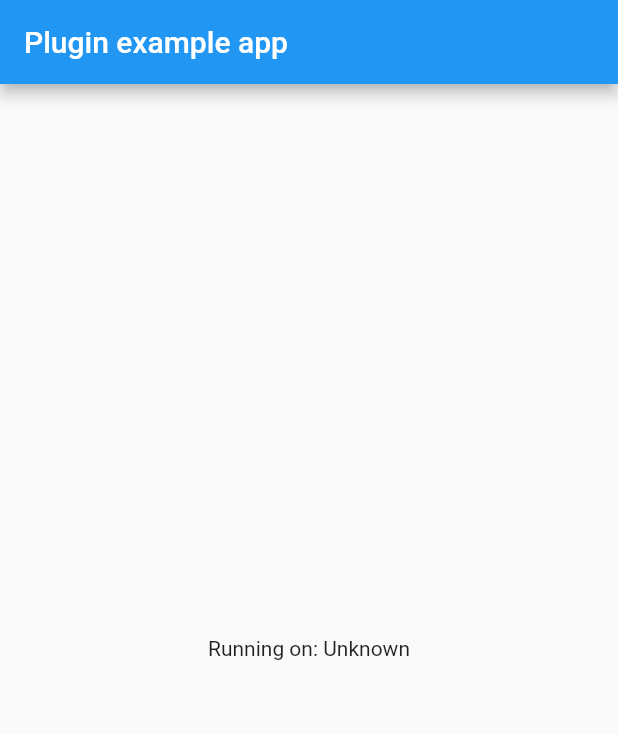
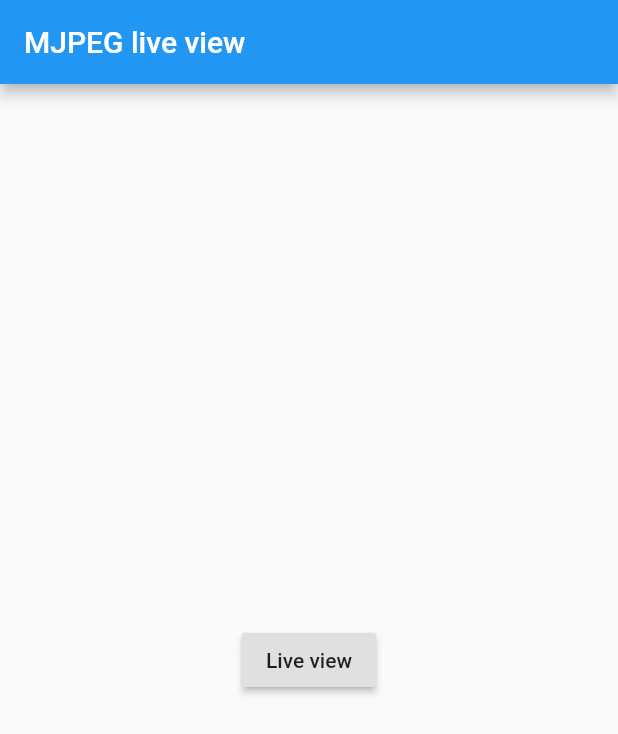
Before and after one commit to alexeyismirnov/flutter_mjpeg, a Flutter app: the screen it shows after launch, on a phone screen of 412 x 824 dp. Shown: the top 734 px of the screen. Run offline on Flutter 3.47's test engine with Material 2 defaults, Android fonts, the phone set to English and light mode, and no system bars.

Commit message:
ios implementation

```diff
--- a/example/lib/main.dart
+++ b/example/lib/main.dart
@@ -1,7 +1,4 @@
 import 'package:flutter/material.dart';
-import 'dart:async';
-
-import 'package:flutter/services.dart';
 import 'package:mjpeg/mjpeg.dart';
 
 void main() => runApp(new MyApp());
@@ -12,45 +9,21 @@ class MyApp extends StatefulWidget {
 }
 
 class _MyAppState extends State<MyApp> {
-  String _platformVersion = 'Unknown';
-
-  @override
-  void initState() {
-    super.initState();
-    initPlatformState();
-  }
-
-  // Platform messages are asynchronous, so we initialize in an async method.
-  Future<void> initPlatformState() async {
-    String platformVersion;
-    // Platform messages may fail, so we use a try/catch PlatformException.
-    try {
-      platformVersion = await Mjpeg.platformVersion;
-    } on PlatformException {
-      platformVersion = 'Failed to get platform version.';
-    }
-
-    // If the widget was removed from the tree while the asynchronous platform
-    // message was in flight, we want to discard the reply rather than calling
-    // setState to update our non-existent appearance.
-    if (!mounted) return;
-
-    setState(() {
-      _platformVersion = platformVersion;
-    });
-  }
-
   @override
   Widget build(BuildContext context) {
-    return new MaterialApp(
-      home: new Scaffold(
-        appBar: new AppBar(
-          title: const Text('Plugin example app'),
-        ),
-        body: new Center(
-          child: new Text('Running on: $_platformVersion\n'),
+    return MaterialApp(
+        home: Scaffold(
+      appBar: AppBar(
+        title: const Text('MJPEG live view'),
+      ),
+      body: Center(
+        child: RaisedButton(
+          onPressed: () {
+            Mjpeg.startLiveView(url: "http://172.16.15.212:9000/live-camera-6");
+          },
+          child: const Text('Live view'),
         ),
       ),
-    );
+    ));
   }
 }
--- a/lib/mjpeg.dart
+++ b/lib/mjpeg.dart
@@ -1,4 +1,5 @@
 import 'dart:async';
+import 'package:meta/meta.dart';
 
 import 'package:flutter/services.dart';
 
@@ -6,8 +7,8 @@ class Mjpeg {
   static const MethodChannel _channel =
       const MethodChannel('mjpeg');
 
-  static Future<String> get platformVersion async {
-    final String version = await _channel.invokeMethod('getPlatformVersion');
-    return version;
+  static Future<Null> startLiveView({@required String url}) async {
+    await _channel.invokeMethod('liveView', {'url': url});
   }
+
 }
```
Also changed, not shown: 8 other files.
